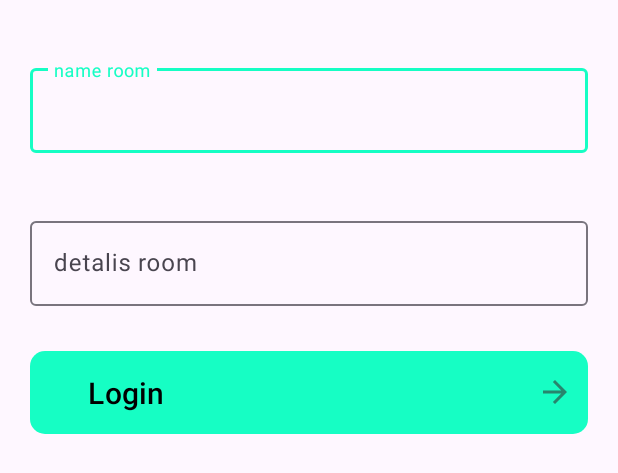
After one commit to Abdullah252002/HungryGo, an Android app: the layout room.xml on its own in the app's theme, with its tools: preview values and no code run, on a phone screen of 412 x 824 dp. The commit adds this screen. Shown: the top 473 px of the screen. Run offline under Robolectric (Android 15) with nearby library versions, the phone set to English and light mode, and no system bars.

Commit message:
add room to firebase

```diff
--- a/app/src/main/AndroidManifest.xml
+++ b/app/src/main/AndroidManifest.xml
@@ -6,6 +6,7 @@
     <uses-permission android:name="android.permission.ACCESS_FINE_LOCATION" />
     <uses-permission android:name="android.permission.INTERNET" />
     <uses-permission android:name="android.permission.ACCESS_NETWORK_STATE" />
+
     <application
         android:allowBackup="true"
         android:dataExtractionRules="@xml/data_extraction_rules"
@@ -16,7 +17,9 @@
         android:supportsRtl="true"
         android:theme="@style/Theme.HungryGo"
         tools:targetApi="31">
-
+        <activity
+            android:name=".app.home.customer.addroom.Room"
+            android:exported="false" />
 
         <meta-data
             android:name="com.google.android.geo.API_KEY"
--- /dev/null
+++ b/app/src/main/java/com/example/hungrygo/app/home/customer/Navigator.kt
@@ -0,0 +1,5 @@
+package com.example.hungrygo.app.home.customer
+
+interface Navigator {
+    fun navigate_to_addroom()
+}
--- /dev/null
+++ b/app/src/main/java/com/example/hungrygo/app/home/customer/addroom/Navigator.kt
@@ -0,0 +1,5 @@
+package com.example.hungrygo.app.home.customer.addroom
+
+interface Navigator {
+    fun backtohome()
+}
--- /dev/null
+++ b/app/src/main/res/layout/room.xml
@@ -0,0 +1,76 @@
+<?xml version="1.0" encoding="utf-8"?>
+<layout xmlns:android="http://schemas.android.com/apk/res/android"
+    xmlns:app="http://schemas.android.com/apk/res-auto"
+    xmlns:tools="http://schemas.android.com/tools">
+
+    <data>
+<variable
+    name="vm"
+    type="com.example.hungrygo.app.home.customer.addroom.Room_viewmodel" />
+    </data>
+
+    <androidx.constraintlayout.widget.ConstraintLayout
+        android:id="@+id/main"
+        android:layout_width="match_parent"
+        android:layout_height="match_parent"
+        tools:context=".app.home.customer.addroom.Room">
+
+        <com.google.android.material.textfield.TextInputLayout
+            android:id="@+id/nameroom_layout"
+            android:layout_width="match_parent"
+            android:layout_height="wrap_content"
+            android:layout_marginHorizontal="20dp"
+            android:layout_marginTop="40dp"
+            app:layout_constraintTop_toTopOf="parent"
+            app:error="@{vm.name_room_error}"
+            >
+
+            <EditText
+                android:layout_width="match_parent"
+                android:layout_height="match_parent"
+                android:hint="name room"
+                android:inputType="text"
+                android:singleLine="true"
+                android:text="@={vm.name_room}"
+                 />
+        </com.google.android.material.textfield.TextInputLayout>
+
+        <com.google.android.material.textfield.TextInputLayout
+            android:id="@+id/details_layout"
+            android:layout_width="match_parent"
+            android:layout_height="wrap_content"
+            android:layout_marginHorizontal="20dp"
+            android:layout_marginTop="40dp"
+            app:layout_constraintTop_toBottomOf="@+id/nameroom_layout"
+            app:error="@{vm.details_error}"
+            >
+
+            <EditText
+                android:layout_width="match_parent"
+                android:layout_height="match_parent"
+                android:hint="detalis room"
+                android:inputType="text"
+                android:singleLine="true"
+                android:text="@={vm.details}"
+                />
+        </com.google.android.material.textfield.TextInputLayout>
+
+        <Button
+            android:id="@+id/set_room"
+            android:layout_width="match_parent"
+            android:layout_height="wrap_content"
+            android:layout_marginHorizontal="20dp"
+            android:layout_marginTop="30dp"
+            android:background="@drawable/button_shape"
+            android:drawableEnd="@drawable/arrow_right"
+            android:gravity="start"
+            android:padding="10dp"
+            android:text="      Login"
+            android:textColor="@color/black"
+            android:textSize="20sp"
+            app:layout_constraintTop_toBottomOf="@id/details_layout"
+            android:onClick="@{()->vm.setroom()}"
+             />
+
+    </androidx.constraintlayout.widget.ConstraintLayout>
+</layout>
```
Also changed, not shown: app/src/main/java/com/example/hungrygo/FirebaseUtils.kt (+17 -1 lines), app/src/main/java/com/example/hungrygo/app/home/customer/Customer_home.kt (+27 -2 lines), app/src/main/java/com/example/hungrygo/app/home/customer/Customer_home_viewmodel.kt (added, +11 -0 lines), app/src/main/java/com/example/hungrygo/app/home/customer/addroom/Room.kt (added, +36 -0 lines), app/src/main/java/com/example/hungrygo/app/home/customer/addroom/Room_data.kt (added, +12 -0 lines), app/src/main/java/com/example/hungrygo/app/home/customer/addroom/Room_viewmodel.kt (added, +56 -0 lines), app/src/main/res/layout/customer_home.xml (+28 -10 lines).
